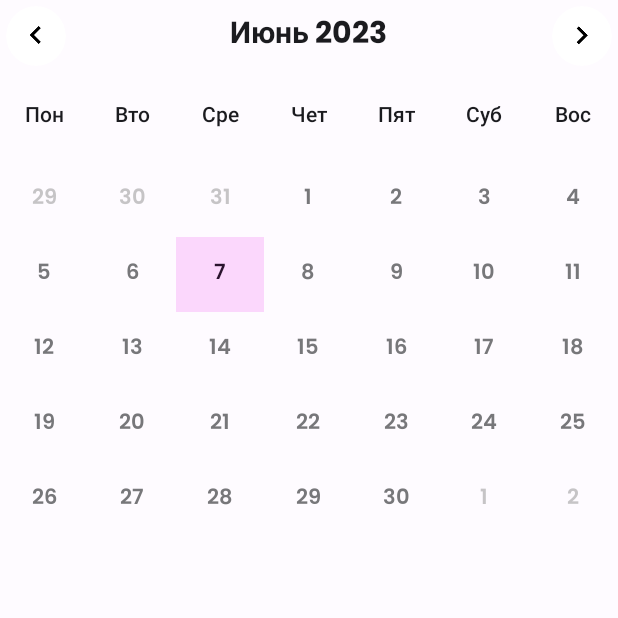
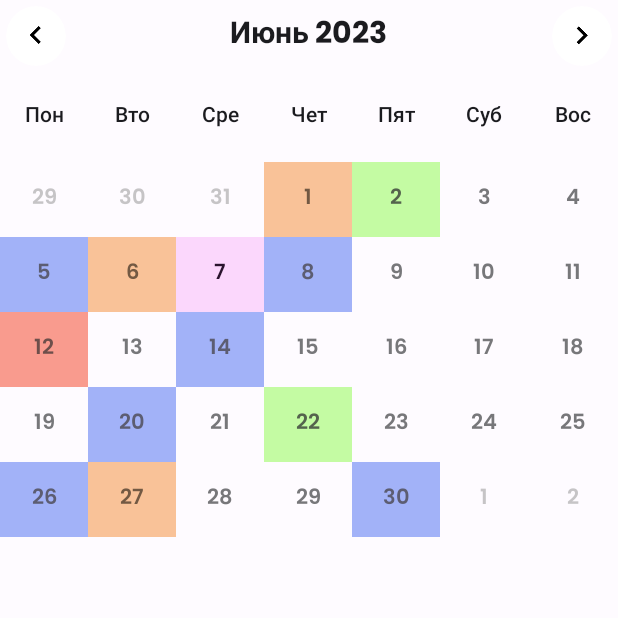
Before and after one commit to plumsoftware/ru-calendar, an Android app: the screen it shows after launch (MainActivity), after a tap on "10", on a phone screen of 412 x 824 dp, the top half of it. Run offline under Robolectric (Android 15) with nearby library versions, the phone set to English and light mode, and no system bars; libraries missing offline, so code that uses them is left out: com.yandex.mobile; plain views replace BannerAdView; Roboto replaces fonts that are not available here; 1 statement that could not run was skipped.

Commit message:
Убрал из мэйна bool b, которая проверяла ru или не ru

```diff
--- a/app/build.gradle
+++ b/app/build.gradle
@@ -10,8 +10,8 @@ android {
         applicationId "com.plumsoftware.rucalendar"
         minSdk 25
         targetSdk 33
-        versionCode 29
-        versionName "1.4.5-No-ads"
+        versionCode 30
+        versionName "1.4.6-A"
 
         testInstrumentationRunner "androidx.test.runner.AndroidJUnitRunner"
         multiDexEnabled true
--- a/app/src/main/java/com/plumsoftware/rucalendar/activities/MainActivity.java
+++ b/app/src/main/java/com/plumsoftware/rucalendar/activities/MainActivity.java
@@ -103,7 +103,7 @@ public class MainActivity extends AppCompatActivity implements OnNavigationButto
     //    protected BannerAdView mBannerAdView;
     protected InterstitialAd mInterstitialAd;
     protected byte count = 0;
-    protected boolean b;
+    //    protected boolean b;
     protected static byte rewardedCount = 0;
 
     @SuppressLint("NotifyDataSetChanged")
@@ -131,7 +131,7 @@ public class MainActivity extends AppCompatActivity implements OnNavigationButto
 //        TextView textView = (TextView) activity.findViewById(R.id.textView);
         HashMap<Object, Property> mapDescToProp = new HashMap<>();
         List<CelebrationItem> celebrations = new ArrayList<>();
-        b = countryCode.equals("ru");
+//        b = countryCode.equals("ru");
 
         // Создание экземпляра mBannerAdView.
 //        mBannerAdView = (BannerAdView) findViewById(R.id.adView);
@@ -199,7 +199,7 @@ public class MainActivity extends AppCompatActivity implements OnNavigationButto
 
         swipeRefreshLayout.setColorSchemeResources(R.color.blue_, R.color.red_, R.color.green_, R.color.orange_);
 
-        if (b) {
+//        if (b) {
         Property propDefault = new Property();
         propDefault.layoutResource = R.layout.default_layout;
         propDefault.dateTextViewResource = R.id.textViewDate;
@@ -267,7 +267,7 @@ public class MainActivity extends AppCompatActivity implements OnNavigationButto
 
         myCustomCalendar.setDate(calendar, mapDateToDesc);
 
-            if (b) {
+//        if (b) {
             Celebrations celebrationsClass = new Celebrations(calendar.get(Calendar.MONTH), calendar.get(Calendar.DAY_OF_MONTH));
             String name1 = "";
             String descS1 = "";
@@ -286,7 +286,7 @@ public class MainActivity extends AppCompatActivity implements OnNavigationButto
                 e.printStackTrace();
             }
 
-            }
+//        }
 
         CelebrationAdapter celebrationAdapter = new CelebrationAdapter(this, MainActivity.this, celebrations);
         celebrationAdapter.notifyDataSetChanged();
@@ -318,12 +318,12 @@ public class MainActivity extends AppCompatActivity implements OnNavigationButto
 
 //                            Проверяем вторые события
                         if (name1.equals("День российской науки")) {
-                                if (b) {
+//                            if (b) {
                                 color = "#ffdcc1";
                                 celebrations.add(new CelebrationItem(name1, descS1, color, timeInMillis));
-                                }
+//                            }
                         } else {
-                                if ("holiday".equals(desc) && !name1.isEmpty() && !descS1.isEmpty() && b) {
+                            if ("holiday".equals(desc) && !name1.isEmpty() && !descS1.isEmpty()) {
                                 celebrations.add(new CelebrationItem(name1, descS1, "#ffdad5", timeInMillis));
                             }
                             if ("holiday".equals(desc) && name1.isEmpty() && descS1.isEmpty()) {
@@ -335,7 +335,7 @@ public class MainActivity extends AppCompatActivity implements OnNavigationButto
                             if ("current".equals(desc) && !name1.isEmpty() && !descS1.isEmpty()) {
 //                                    color = String.valueOf(getAttrColor(context, com.google.android.material.R.attr.colorTertiary));
 //                                    color = String.valueOf(ContextCompat.getColor(context, com.google.android.material.R.attr.colorTertiary));
-                                    if (AppCompatDelegate.getDefaultNightMode() == 1){
+                                if (AppCompatDelegate.getDefaultNightMode() == 1) {
                                     color = "#715573";
                                 } else {
                                     color = "#DEBCDF";
@@ -345,15 +345,15 @@ public class MainActivity extends AppCompatActivity implements OnNavigationButto
                             if ("current".equals(desc) && name1.isEmpty() && descS1.isEmpty()) {
                                 recyclerView.setVisibility(View.VISIBLE);
                             }
-                                if ("mDate".equals(desc) && b) {
+                            if ("mDate".equals(desc)) {
                                 color = "#d7e8cd";
                                 celebrations.add(new CelebrationItem(name1, descS1, color, timeInMillis));
                             }
-                                if ("prof".equals(desc) && b) {
+                            if ("prof".equals(desc)) {
                                 color = "#D8D7F8";
                                 celebrations.add(new CelebrationItem(name1, descS1, color, timeInMillis));
                             }
-                                if ("not official holiday".equals(desc) && b) {
+                            if ("not official holiday".equals(desc)) {
                                 color = "#ffdcc1";
                                 celebrations.add(new CelebrationItem(name1, descS1, color, timeInMillis));
                             }
@@ -390,130 +390,130 @@ public class MainActivity extends AppCompatActivity implements OnNavigationButto
 
         String extraYearLinkPast = new Link().buildYearLink(extraCalendar.get(Calendar.YEAR) - 1, countryCode, 1, 0, 0);
         new ExtraDataCalendarClickPast(extraCalendar.get(Calendar.YEAR) - 1).execute(extraYearLinkPast);
-        } else {
-            Property propDefault = new Property();
-            propDefault.layoutResource = R.layout.default_layout;
-            propDefault.dateTextViewResource = R.id.textViewDate;
-            mapDescToProp.put("default", propDefault);
-
-            Property propUnavailable = new Property();
-            propUnavailable.layoutResource = R.layout.unavailable_layout;
-            propUnavailable.dateTextViewResource = R.id.textViewDate;
-            mapDescToProp.put("disabled", propUnavailable);
-
-            Property propHoliday = new Property();
-            propHoliday.layoutResource = R.layout.holiday_layout;
-            propHoliday.dateTextViewResource = R.id.textViewDate;
-            mapDescToProp.put("holiday", propHoliday);
-
-            Property propShort = new Property();
-            propShort.layoutResource = R.layout.short_layout;
-            propShort.dateTextViewResource = R.id.textViewDate;
-            mapDescToProp.put("short", propShort);
-
-            Property propCurrent = new Property();
-            propCurrent.layoutResource = R.layout.current_layout;
-            propCurrent.dateTextViewResource = R.id.textViewDate;
-            mapDescToProp.put("current", propCurrent);
-
-            myCustomCalendar.setMapDescToProp(mapDescToProp);
-
-            mapDateToDesc = new HashMap<>();
-            calendar = Calendar.getInstance();
-            extraCalendar = Calendar.getInstance();
-
-            for (int i = 0; i < calendar.getActualMaximum(Calendar.DAY_OF_MONTH); i++) {
-                int day = i + 1;
-
-                mapDateToDesc.put(day, "default");
-            }
-
-            int month = calendar.get(Calendar.MONTH) + 1;
-
-            swipeRefreshLayout.setOnRefreshListener(new SwipeRefreshLayout.OnRefreshListener() {
-                @Override
-                public void onRefresh() {
-                    String extraLink = new Link().buildLink(calendar.get(Calendar.YEAR), month, countryCode, 1, 0, 0);
-                    new ExtraData(calendar.get(Calendar.MONTH), calendar.get(Calendar.YEAR)).execute(extraLink);
-                }
-            });
-
-            String extraLink = new Link().buildLink(calendar.get(Calendar.YEAR), month, countryCode, 1, 0, 0);
-            new ExtraData(calendar.get(Calendar.MONTH), calendar.get(Calendar.YEAR)).execute(extraLink);
-
-            myCustomCalendar.setDate(calendar, mapDateToDesc);
-
-            if (b) {
-                Celebrations celebrationsClass = new Celebrations(calendar.get(Calendar.MONTH), calendar.get(Calendar.DAY_OF_MONTH));
-                String name = "";
-                String descS = "";
-                String color = "";
-                long timeInMillis = calendar.getTimeInMillis();
-
-                try {
-                    String[] split = celebrationsClass.getDescription().split("~del");
-                    for (String s : split) {
-                        name = s.split("~")[0];
-                        descS = s.split("~")[1];
-                        color = "#F57F17";
-                        celebrations.add(new CelebrationItem(name, descS, color, timeInMillis));
-                    }
-                } catch (IndexOutOfBoundsException e) {
-                    e.printStackTrace();
-                    //recyclerView.setVisibility(View.GONE);
-                }
-                celebrations.add(new CelebrationItem(name, descS, color, timeInMillis));
-            }
-
-            CelebrationAdapter celebrationAdapter = new CelebrationAdapter(this, MainActivity.this, celebrations);
-            celebrationAdapter.notifyDataSetChanged();
-            recyclerView.setLayoutManager(new LinearLayoutManager(this));
-            recyclerView.setHasFixedSize(true);
-            recyclerView.setAdapter(celebrationAdapter);
-
-            myCustomCalendar.setOnNavigationButtonClickedListener(MyCustomCalendar.NEXT, this);
-            myCustomCalendar.setOnNavigationButtonClickedListener(MyCustomCalendar.PREVIOUS, this);
-            myCustomCalendar.setOnDateSelectedListener(new OnDateSelectedListener() {
-                @Override
-                public void onDateSelected(View view, Calendar selectedDate, Object desc) {
-                    celebrations.clear();
-                    String name = "";
-                    String descS = "";
-                    String color = "";
-                    long timeInMillis = selectedDate.getTimeInMillis();
-
-                    if ("holiday".equals(desc)) {
-                        celebrations.add(new CelebrationItem("Выходной", "Отличный повод встретиться с друзьями!", "#ffdad5", timeInMillis));
-                    } else if ("short".equals(desc)) {
-                        celebrations.add(new CelebrationItem("Сокращённый рабочий день", "Этот день предпразднечный.", "#ecddf7", timeInMillis));
-                    } else if ("current".equals(desc)) {
-                        recyclerView.setVisibility(View.VISIBLE);
-                    }
-
-                    celebrationAdapter.notifyDataSetChanged();
-                    recyclerView.setLayoutManager(new LinearLayoutManager(MainActivity.this));
-                    recyclerView.setHasFixedSize(true);
-                    recyclerView.setAdapter(celebrationAdapter);
-
-                    if ("default".equals(desc)) {
-                        recyclerView.setVisibility(View.VISIBLE);
-                    } else if ("unavailable".equals(desc)) {
-                        recyclerView.setVisibility(View.VISIBLE);
-                    } else {
-                        recyclerView.setVisibility(View.VISIBLE);
-                    }
-                }
-            });
-
-            String extraYearLink = new Link().buildYearLink(extraCalendar.get(Calendar.YEAR), countryCode, 1, 0, 0);
-            new ExtraDataCalendarClick(extraCalendar.get(Calendar.YEAR)).execute(extraYearLink);
-
-            String extraYearLinkFuture = new Link().buildYearLink(extraCalendar.get(Calendar.YEAR) + 1, countryCode, 1, 0, 0);
-            new ExtraDataCalendarClickFuture(extraCalendar.get(Calendar.YEAR) + 1).execute(extraYearLinkFuture);
-
-            String extraYearLinkPast = new Link().buildYearLink(extraCalendar.get(Calendar.YEAR) - 1, countryCode, 1, 0, 0);
-            new ExtraDataCalendarClickPast(extraCalendar.get(Calendar.YEAR) - 1).execute(extraYearLinkPast);
-        }
+//        } else {
+//            Property propDefault = new Property();
+//            propDefault.layoutResource = R.layout.default_layout;
+//            propDefault.dateTextViewResource = R.id.textViewDate;
+//            mapDescToProp.put("default", propDefault);
+//
+//            Property propUnavailable = new Property();
+//            propUnavailable.layoutResource = R.layout.unavailable_layout;
+//            propUnavailable.dateTextViewResource = R.id.textViewDate;
+//            mapDescToProp.put("disabled", propUnavailable);
+//
+//            Property propHoliday = new Property();
+//            propHoliday.layoutResource = R.layout.holiday_layout;
+//            propHoliday.dateTextViewResource = R.id.textViewDate;
+//            mapDescToProp.put("holiday", propHoliday);
+//
+//            Property propShort = new Property();
+//            propShort.layoutResource = R.layout.short_layout;
+//            propShort.dateTextViewResource = R.id.textViewDate;
+//            mapDescToProp.put("short", propShort);
+//
+//            Property propCurrent = new Property();
+//            propCurrent.layoutResource = R.layout.current_layout;
+//            propCurrent.dateTextViewResource = R.id.textViewDate;
+//            mapDescToProp.put("current", propCurrent);
+//
+//            myCustomCalendar.setMapDescToProp(mapDescToProp);
+//
+//            mapDateToDesc = new HashMap<>();
+//            calendar = Calendar.getInstance();
+//            extraCalendar = Calendar.getInstance();
+//
+//            for (int i = 0; i < calendar.getActualMaximum(Calendar.DAY_OF_MONTH); i++) {
+//                int day = i + 1;
+//
+//                mapDateToDesc.put(day, "default");
+//            }
+//
+//            int month = calendar.get(Calendar.MONTH) + 1;
+//
+//            swipeRefreshLayout.setOnRefreshListener(new SwipeRefreshLayout.OnRefreshListener() {
+//                @Override
+//                public void onRefresh() {
+//                    String extraLink = new Link().buildLink(calendar.get(Calendar.YEAR), month, countryCode, 1, 0, 0);
+//                    new ExtraData(calendar.get(Calendar.MONTH), calendar.get(Calendar.YEAR)).execute(extraLink);
+//                }
+//            });
+//
+//            String extraLink = new Link().buildLink(calendar.get(Calendar.YEAR), month, countryCode, 1, 0, 0);
+//            new ExtraData(calendar.get(Calendar.MONTH), calendar.get(Calendar.YEAR)).execute(extraLink);
+//
+//            myCustomCalendar.setDate(calendar, mapDateToDesc);
+//
+//            if (b) {
+//                Celebrations celebrationsClass = new Celebrations(calendar.get(Calendar.MONTH), calendar.get(Calendar.DAY_OF_MONTH));
+//                String name = "";
+//                String descS = "";
+//                String color = "";
+//                long timeInMillis = calendar.getTimeInMillis();
+//
+//                try {
+//                    String[] split = celebrationsClass.getDescription().split("~del");
+//                    for (String s : split) {
+//                        name = s.split("~")[0];
+//                        descS = s.split("~")[1];
+//                        color = "#F57F17";
+//                        celebrations.add(new CelebrationItem(name, descS, color, timeInMillis));
+//                    }
+//                } catch (IndexOutOfBoundsException e) {
+//                    e.printStackTrace();
+//                    //recyclerView.setVisibility(View.GONE);
+//                }
+//                celebrations.add(new CelebrationItem(name, descS, color, timeInMillis));
+//            }
+//
+//            CelebrationAdapter celebrationAdapter = new CelebrationAdapter(this, MainActivity.this, celebrations);
+//            celebrationAdapter.notifyDataSetChanged();
+//            recyclerView.setLayoutManager(new LinearLayoutManager(this));
+//            recyclerView.setHasFixedSize(true);
+//            recyclerView.setAdapter(celebrationAdapter);
+//
+//            myCustomCalendar.setOnNavigationButtonClickedListener(MyCustomCalendar.NEXT, this);
+//            myCustomCalendar.setOnNavigationButtonClickedListener(MyCustomCalendar.PREVIOUS, this);
+//            myCustomCalendar.setOnDateSelectedListener(new OnDateSelectedListener() {
+//                @Override
+//                public void onDateSelected(View view, Calendar selectedDate, Object desc) {
+//                    celebrations.clear();
+//                    String name = "";
+//                    String descS = "";
+//                    String color = "";
+//                    long timeInMillis = selectedDate.getTimeInMillis();
+//
+//                    if ("holiday".equals(desc)) {
+//                        celebrations.add(new CelebrationItem("Выходной", "Отличный повод встретиться с друзьями!", "#ffdad5", timeInMillis));
+//                    } else if ("short".equals(desc)) {
+//                        celebrations.add(new CelebrationItem("Сокращённый рабочий день", "Этот день предпразднечный.", "#ecddf7", timeInMillis));
+//                    } else if ("current".equals(desc)) {
+//                        recyclerView.setVisibility(View.VISIBLE);
+//                    }
+//
+//                    celebrationAdapter.notifyDataSetChanged();
+//                    recyclerView.setLayoutManager(new LinearLayoutManager(MainActivity.this));
+//                    recyclerView.setHasFixedSize(true);
+//                    recyclerView.setAdapter(celebrationAdapter);
+//
+//                    if ("default".equals(desc)) {
+//                        recyclerView.setVisibility(View.VISIBLE);
+//                    } else if ("unavailable".equals(desc)) {
+//                        recyclerView.setVisibility(View.VISIBLE);
+//                    } else {
+//                        recyclerView.setVisibility(View.VISIBLE);
+//                    }
+//                }
+//            });
+//
+//            String extraYearLink = new Link().buildYearLink(extraCalendar.get(Calendar.YEAR), countryCode, 1, 0, 0);
+//            new ExtraDataCalendarClick(extraCalendar.get(Calendar.YEAR)).execute(extraYearLink);
+//
+//            String extraYearLinkFuture = new Link().buildYearLink(extraCalendar.get(Calendar.YEAR) + 1, countryCode, 1, 0, 0);
+//            new ExtraDataCalendarClickFuture(extraCalendar.get(Calendar.YEAR) + 1).execute(extraYearLinkFuture);
+//
+//            String extraYearLinkPast = new Link().buildYearLink(extraCalendar.get(Calendar.YEAR) - 1, countryCode, 1, 0, 0);
+//            new ExtraDataCalendarClickPast(extraCalendar.get(Calendar.YEAR) - 1).execute(extraYearLinkPast);
+//        }
     }
 
     @Override
@@ -676,7 +676,7 @@ public class MainActivity extends AppCompatActivity implements OnNavigationButto
         }
 
         try {
-            if (b) {
+//            if (b) {
                 switch (newMonth.get(Calendar.MONTH)) {
                     case Calendar.JANUARY:
                         arr[0].put(1, "holiday");
@@ -846,7 +846,7 @@ public class MainActivity extends AppCompatActivity implements OnNavigationButto
                     default:
                         throw new IllegalStateException("Unexpected value: " + newMonth.get(Calendar.MONTH));
                 }
-            }
+//            }
         } catch (Exception e) {
             e.printStackTrace();
         }
@@ -977,7 +977,7 @@ public class MainActivity extends AppCompatActivity implements OnNavigationButto
                     if (year == calendar.get(Calendar.YEAR) && month == calendar.get(Calendar.MONTH))
                         mapDateToDesc.put(calendar.get(Calendar.DAY_OF_MONTH), "current");
 
-                    if (b) {
+//                    if (b) {
                         switch (calendar.get(Calendar.MONTH)) {
                             case Calendar.JANUARY:
                                 mapDateToDesc.put(1, "holiday");
@@ -1135,7 +1135,7 @@ public class MainActivity extends AppCompatActivity implements OnNavigationButto
                             default:
                                 throw new IllegalStateException("Unexpected value: " + calendar.get(Calendar.MONTH));
                         }
-                    }
+//                    }
 
                     myCustomCalendar.setDate(calendar, mapDateToDesc);
                     myCustomCalendar.setVisibility(View.VISIBLE);
```
Also changed, not shown: 3 other files. Lines whose indentation alone changed are shown as unchanged.
